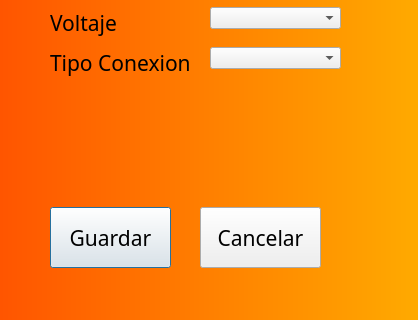
This is Perifericos.ui in danilp12/GestionInventarioVcp as Qt 5 draws it before an edit; both pictures show x 0 to 418 and y 163 to 483 of the 418 by 483 pixel window. The edited form follows.
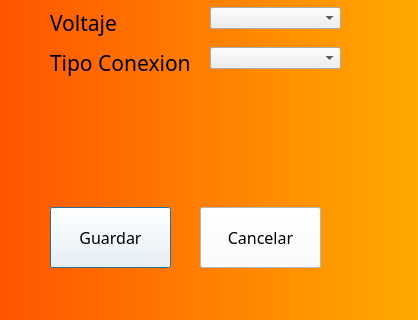
This is the edited form.

```diff
--- a/Perifericos.ui
+++ b/Perifericos.ui
@@ -23,6 +23,12 @@
     background-position: center;
     background-repeat: no-repeat;
     
+}
+QPushButton {
+ background-color: white;
+ color: black;
+font-family:Bodoni MT;
+font-size: 16px;
 }</string>
   </property>
   <widget class="QLabel" name="label">
@@ -181,8 +187,8 @@
    </property>
    <property name="font">
     <font>
-     <family>Mongolian Baiti</family>
-     <pointsize>16</pointsize>
+     <family>Bodoni MT</family>
+     <pointsize>-1</pointsize>
     </font>
    </property>
    <property name="text">
@@ -200,8 +206,8 @@
    </property>
    <property name="font">
     <font>
-     <family>Mongolian Baiti</family>
-     <pointsize>16</pointsize>
+     <family>Bodoni MT</family>
+     <pointsize>-1</pointsize>
     </font>
    </property>
    <property name="text">
```
